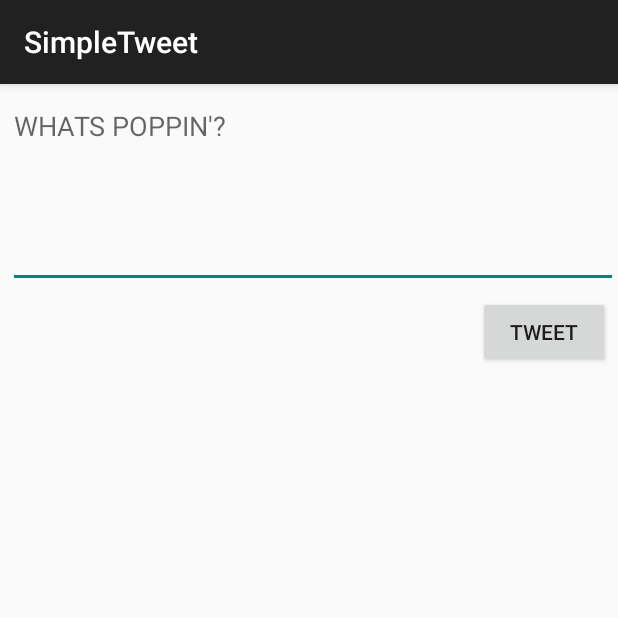
After one commit to javidt28/SimpleTwitter-Javid, an Android app: the ComposeActivity screen opened directly, with no data from a screen before it, on a phone screen of 412 x 824 dp, the top half of it. The commit adds this screen. Run offline under Robolectric (Android 15) with nearby library versions, the phone set to English and light mode, and no system bars.

Commit message:
Twitter App Part 2

```diff
--- a/app/src/main/AndroidManifest.xml
+++ b/app/src/main/AndroidManifest.xml
@@ -13,7 +13,8 @@
         android:icon="@drawable/ic_launcher"
         android:label="@string/app_name"
         android:theme="@style/AppTheme">
-        <activity android:name=".TimelineActivity"></activity>
+        <activity android:name=".ComposeActivity"></activity>
+        <activity android:name=".TimelineActivity" />
         <activity
             android:name=".LoginActivity"
             android:label="@string/app_name"
--- /dev/null
+++ b/app/src/main/java/com/codepath/apps/restclienttemplate/ComposeActivity.java
@@ -0,0 +1,25 @@
+package com.codepath.apps.restclienttemplate;
+
+import androidx.appcompat.app.AppCompatActivity;
+
+import android.os.Bundle;
+import android.widget.Button;
+import android.widget.EditText;
+
+public class ComposeActivity extends AppCompatActivity {
+    EditText etCompose;
+    Button btnTweet;
+
+    @Override
+    protected void onCreate(Bundle savedInstanceState) {
+        super.onCreate(savedInstanceState);
+        setContentView(R.layout.activity_compose);
+
+        etCompose = findViewById(R.id.etCompose);
+        btnTweet = findViewById(R.id.btnTweet);
+
+        // Set click listener on the button
+
+        // Make an API call to twitter
+    }
+}
--- /dev/null
+++ b/app/src/main/res/layout/activity_compose.xml
@@ -0,0 +1,33 @@
+<?xml version="1.0" encoding="utf-8"?>
+<RelativeLayout
+    xmlns:android="http://schemas.android.com/apk/res/android"
+    xmlns:app="http://schemas.android.com/apk/res-auto"
+    xmlns:tools="http://schemas.android.com/tools"
+    android:layout_width="match_parent"
+    android:layout_height="match_parent"
+    tools:context=".ComposeActivity">
+
+    <EditText
+        android:id="@+id/etCompose"
+        android:layout_width="match_parent"
+        android:layout_height="wrap_content"
+        android:layout_alignParentStart="true"
+        android:layout_alignParentTop="true"
+        android:layout_marginStart="5dp"
+        android:layout_marginTop="5dp"
+        android:ems="10"
+        android:gravity="start|top"
+        android:hint="@string/whats_poppin"
+        android:inputType="textMultiLine"
+        android:minLines="5" />
+
+    <Button
+        android:id="@+id/btnTweet"
+        android:layout_width="wrap_content"
+        android:layout_height="wrap_content"
+        android:layout_below="@+id/etCompose"
+        android:layout_alignParentEnd="true"
+        android:layout_marginTop="5dp"
+        android:layout_marginEnd="5dp"
+        android:text="@string/tweet" />
+</RelativeLayout>
--- a/app/src/main/res/values/strings.xml
+++ b/app/src/main/res/values/strings.xml
@@ -5,5 +5,7 @@
     <string name="login_label">Log in</string>
     <string name="intent_scheme">oauth</string>
     <string name="intent_host">cprest</string>
+    <string name="tweet">Tweet</string>
+    <string name="whats_poppin">WHATS POPPIN\'?</string>
 
 </resources>
```
Also changed, not shown: app/src/main/java/com/codepath/apps/restclienttemplate/TimelineActivity.java (+21 -0 lines), app/src/main/res/menu/menu_main.xml (added, +10 -0 lines).
